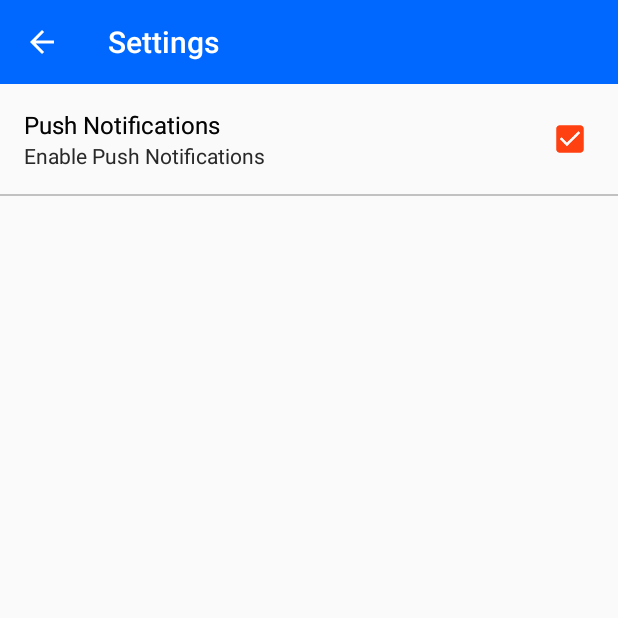
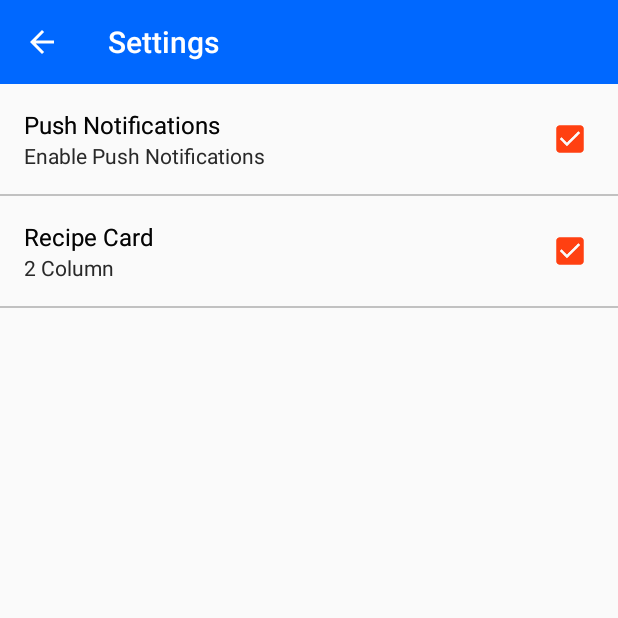
Before and after one commit to jeongwhanchoi/recipe-assistant-app, an Android app: the fragment MyPreferenceFragment placed in its activity, on a phone screen of 412 x 824 dp, the top half of it. Run offline under Robolectric (Android 15) with nearby library versions, the phone set to English and light mode, and no system bars; 2 statements that could not run were skipped.

Commit message:
add the recipe card setting

```diff
--- a/app/src/main/java/com/jeongwhanchoi/recipeassistant/Configurations.java
+++ b/app/src/main/java/com/jeongwhanchoi/recipeassistant/Configurations.java
@@ -18,7 +18,7 @@ public class Configurations {
 
     //LIST TYPE------------------------------------------------------------------------------------
     public final static int LIST_FULLWIDTH = 0, LIST_2COLUMNS = 1;
-    public final static int LIST_MENU_TYPE = LIST_2COLUMNS;
+    public static int LIST_MENU_TYPE = LIST_2COLUMNS;
 
 
     //CATEGORIES------------------------------------------------------------------------------------
--- a/app/src/main/java/com/jeongwhanchoi/recipeassistant/fragment/MyPreferenceFragment.java
+++ b/app/src/main/java/com/jeongwhanchoi/recipeassistant/fragment/MyPreferenceFragment.java
@@ -2,8 +2,11 @@ package com.jeongwhanchoi.recipeassistant.fragment;
 
 import android.os.Bundle;
 import android.preference.PreferenceFragment;
+import android.preference.Preference;
 
+import com.jeongwhanchoi.recipeassistant.Configurations;
 import com.jeongwhanchoi.recipeassistant.R;
+
 
 /**
  * Created by jeongwhanchoi on 11/04/2018.
@@ -17,5 +20,19 @@ public class MyPreferenceFragment extends PreferenceFragment {
     public void onCreate(Bundle savedInstanceState) {
         super.onCreate(savedInstanceState);
         addPreferencesFromResource(R.xml.fragment_settings);
+
+        android.preference.Preference myPref = findPreference("pref_enable_column");
+
+        myPref.setOnPreferenceChangeListener(new android.preference.Preference.OnPreferenceChangeListener() {
+            @Override
+            public boolean onPreferenceChange(android.preference.Preference preference, Object o) {
+                if ((boolean) o) {
+                    Configurations.LIST_MENU_TYPE = Configurations.LIST_2COLUMNS;
+                } else {
+                    Configurations.LIST_MENU_TYPE = Configurations.LIST_FULLWIDTH;
+                }
+                return true;
+            }
+        });
     }
 }
--- a/app/src/main/res/values/strings.xml
+++ b/app/src/main/res/values/strings.xml
@@ -115,6 +115,8 @@
     <string name="settings_title">Settings</string>
     <string name="pref_enable_push_notifications_title">Push Notifications</string>
     <string name="pref_enable_push_notifications_summery">Enable Push Notifications</string>
+    <string name="pref_enable_title">Recipe Card</string>
+    <string name="pref_enable_summary">2 Column</string>
 
     <!-- preference save key (to save favorites and shopping list in user phone) -->
     <string name="save_preference_name">recipe_app</string>
--- a/app/src/main/res/xml/fragment_settings.xml
+++ b/app/src/main/res/xml/fragment_settings.xml
@@ -11,4 +11,12 @@
             android:summary="@string/pref_enable_push_notifications_summery"
             android:title="@string/pref_enable_push_notifications_title" />
 
+        <CheckBoxPreference
+            android:layout_width="match_parent"
+            android:layout_height="wrap_content"
+            android:defaultValue="true"
+            android:key="pref_enable_column"
+            android:summary="@string/pref_enable_summary"
+            android:title="@string/pref_enable_title" />
+
 </PreferenceScreen>
```
